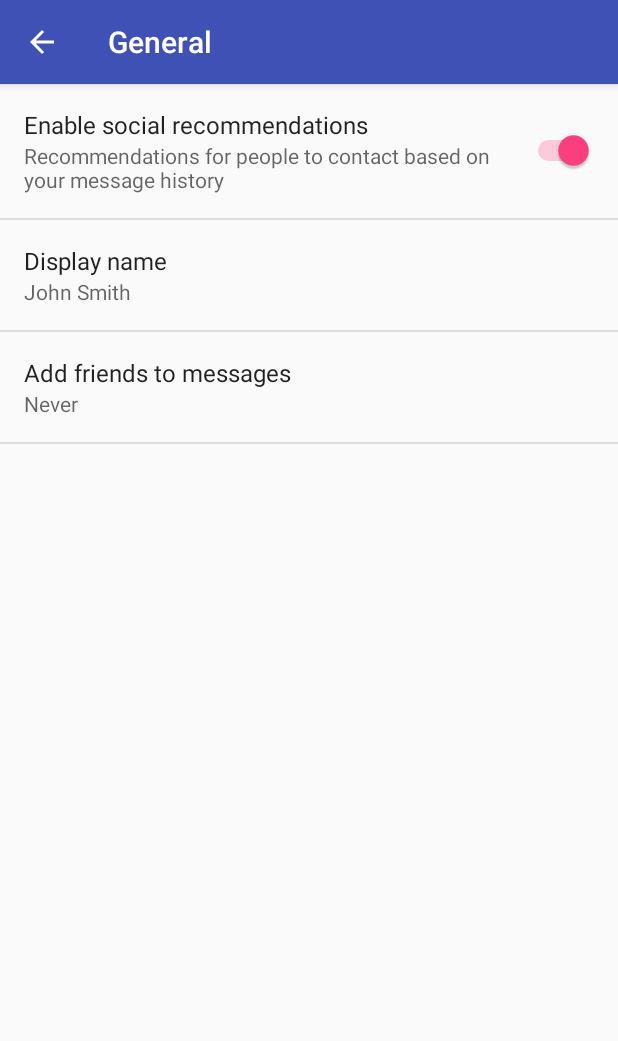
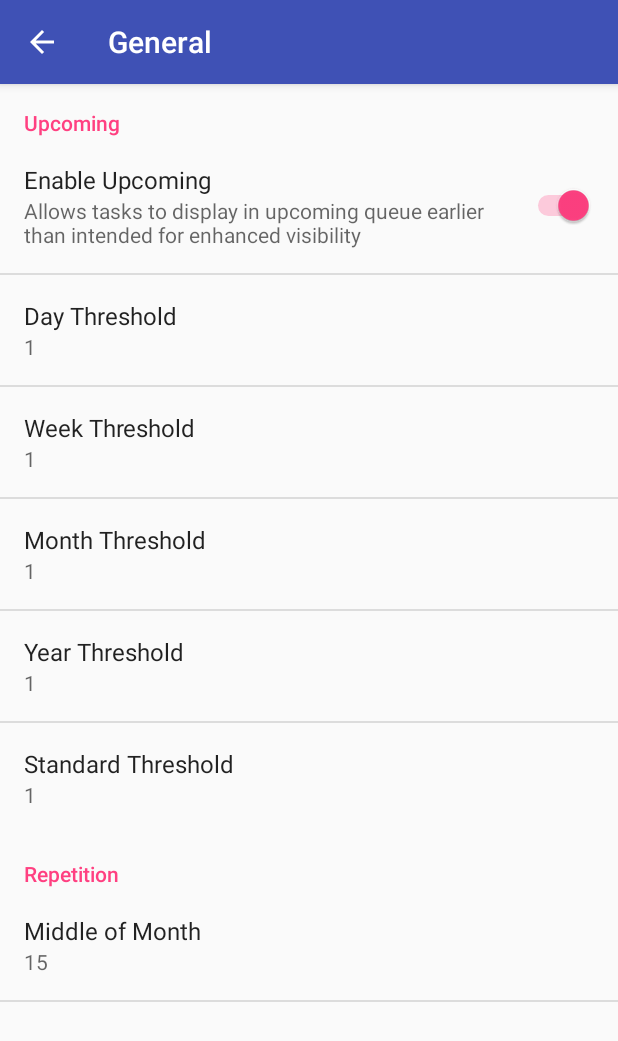
Before and after one commit to misterbee180/Test-Task, an Android app: the SettingsActivity screen opened directly, with no data from a screen before it, after a tap on "General", on a phone screen of 412 x 824 dp. Shown: the top 1041 px of the screen. Run offline under Robolectric (Android 15) with nearby library versions, the phone set to English and light mode, and no system bars.

Commit message:
Added system values for upcoming dates and middle of month date

```diff
--- a/TestTask/app/build.gradle
+++ b/TestTask/app/build.gradle
@@ -7,8 +7,8 @@ android {
         applicationId "com.deviousindustries.testtask"
         minSdkVersion 24
         targetSdkVersion 26
-        versionCode 1
-        versionName "1.0"
+        versionCode 2
+        versionName 'Closed'
         testInstrumentationRunner "android.support.test.runner.AndroidJUnitRunner"
         vectorDrawables.useSupportLibrary = true
     }
--- a/TestTask/app/src/main/java/com/deviousindustries/testtask/SettingsActivity.java
+++ b/TestTask/app/src/main/java/com/deviousindustries/testtask/SettingsActivity.java
@@ -178,8 +178,13 @@ public class SettingsActivity extends AppCompatPreferenceActivity {
             // to their values. When their values change, their summaries are
             // updated to reflect the new value, per the Android Design
             // guidelines.
-            bindPreferenceSummaryToValue(findPreference("example_text"));
-            bindPreferenceSummaryToValue(findPreference("example_list"));
+            bindPreferenceSummaryToValue(findPreference("upcoming_day"));
+            bindPreferenceSummaryToValue(findPreference("upcoming_week"));
+            bindPreferenceSummaryToValue(findPreference("upcoming_month"));
+            bindPreferenceSummaryToValue(findPreference("upcoming_year"));
+            bindPreferenceSummaryToValue(findPreference("upcoming_std"));
+            bindPreferenceSummaryToValue(findPreference("middle_month"));
+            //bindPreferenceSummaryToValue(findPreference("example_list"));
         }
 
         @Override
--- a/TestTask/app/src/main/java/com/deviousindustries/testtask/Time.java
+++ b/TestTask/app/src/main/java/com/deviousindustries/testtask/Time.java
@@ -216,21 +216,21 @@ public class Time {
                     //establish what repetition tasks associated w/ and whether current date fits
                     switch(mintTimeframe){
                         case 0: //Day
-                            evaluateDayGeneration(1, getLatestPriorityAndThru(), tGen);
+                            evaluateDayGeneration(Integer.parseInt(Viewer_Tasklist.mPrefs.getString("upcoming_day","1")), getLatestPriorityAndThru(), tGen);
                             break;
                         case 1: //Week
-                            evaluateWeekGeneration(1, getLatestPriorityAndThru(), tGen);
+                            evaluateWeekGeneration(Integer.parseInt(Viewer_Tasklist.mPrefs.getString("upcoming_week","1")), getLatestPriorityAndThru(), tGen);
                             break;
                         case 2: //Month
-                            evaluateMonthGeneration(1, getLatestPriorityAndThru(), tGen);
+                            evaluateMonthGeneration(Integer.parseInt(Viewer_Tasklist.mPrefs.getString("upcoming_month","1")), getLatestPriorityAndThru(), tGen);
                             break;
                         case 3: //Year
-                            evaluateYearGeneration(1, getLatestPriorityAndThru(), tGen);
+                            evaluateYearGeneration(Integer.parseInt(Viewer_Tasklist.mPrefs.getString("upcoming_year","1")), getLatestPriorityAndThru(), tGen);
                             break;
                     }
                 } else {
                     if(!timeInstanceExist()){ //If not previously evaluated, evaluate for the first and only time
-                        evaluateDate(1,tGen);
+                        evaluateDate(Integer.parseInt(Viewer_Tasklist.mPrefs.getString("upcoming_std","1")),tGen);
                     } else{
                         completeTime();
                         blnSaveGen = false; //Don't want to save a new time generation if all we did was complete the time.
@@ -558,8 +558,7 @@ public class Time {
                                         (calMonth.get(Calendar.DAY_OF_MONTH) == calEOM.get(Calendar.DAY_OF_MONTH) &&
                                                 tblMonth.getLong(tblMonth.getColumnIndex("fblnLast")) == 1) ||
                                         //Middle
-                                        // todo: make fblnMiddle system value
-                                        (calMonth.get(Calendar.DAY_OF_MONTH) == 15 &&
+                                        (calMonth.get(Calendar.DAY_OF_MONTH) == Integer.parseInt(Viewer_Tasklist.mPrefs.getString("middle_month","15")) &&
                                                 tblMonth.getLong(tblMonth.getColumnIndex("fblnMiddle")) == 1)) {
                             if (tblMonth.getLong(tblMonth.getColumnIndex("fblnAfterWkn")) == 1) {
                                 switch (calMonth.get(Calendar.DAY_OF_WEEK)) {
@@ -768,7 +767,7 @@ public class Time {
                                             boolean pblnAll){
         //All is not really the right variable name. It's really a question of valid generation for oneoffs vs valid generation for every day tasks.
         //NOTE: I was forced to "inline" all of the arguments because when doing match in android queries sometimes bugs are produced.
-        String strSelection = "flngTimeID = " + Long.toString(mlngTimeID);
+        String strSelection = "flngTimeID = " + mlngTimeID;
         String orderBy = null;
         if(pblnAll) {
             strSelection += " and fdtmUpcoming <= " + Viewer_Tasklist.getEndCurrentDay().getTimeInMillis();
@@ -904,7 +903,7 @@ public class Time {
         generateInstances(true, -1);
     }
 
-    public Cursor getTasks(){
+    Cursor getTasks(){
         return DatabaseAccess.mDatabase.query("tblTask",
                 new String[] {"flngTaskID"},
                 "fdtmDeleted = -1 and flngTimeID = ?",
--- a/TestTask/app/src/main/java/com/deviousindustries/testtask/Viewer_Tasklist.java
+++ b/TestTask/app/src/main/java/com/deviousindustries/testtask/Viewer_Tasklist.java
@@ -24,14 +24,17 @@ import android.widget.ListView;
 import java.util.ArrayList;
 import java.util.Calendar;
 
+
 public class Viewer_Tasklist extends AppCompatActivity {
     ListView mDisplayListView;
     CustomAdapter mAdapter;
     static Context mContext;
+    static SharedPreferences mPrefs;
 
     @Override
     protected void onCreate(Bundle savedInstanceState) {
         mContext = this;
+        mPrefs = PreferenceManager.getDefaultSharedPreferences(mContext);
         super.onCreate(savedInstanceState);
         //Thread.setDefaultUncaughtExceptionHandler(new ExceptionHandler(this));
         setContentView(R.layout.activity_task_display);
@@ -245,18 +248,17 @@ public class Viewer_Tasklist extends AppCompatActivity {
 
     static public Calendar getCurrentCalendar(){
         Calendar currentCalendar = Calendar.getInstance();
-        SharedPreferences prefs = PreferenceManager.getDefaultSharedPreferences(mContext);
-        if (prefs.getBoolean("enable_debug", false)) {
-            //calNow.set(prefs.getString())
-            String strDatePref = prefs.getString("DatePref", "");
-            String strTimePref = prefs.getString("TimePref", "");
+        if (mPrefs.getBoolean("enable_debug", false)) {
+            //calNow.set(mPrefs.getString())
+            String strDatePref = mPrefs.getString("DatePref", "");
+            String strTimePref = mPrefs.getString("TimePref", "");
             if (!strDatePref.equals("")) {
                 String[] datePieces = strDatePref.split("-");
                 currentCalendar.set(Calendar.YEAR, Integer.parseInt(datePieces[0]));
                 currentCalendar.set(Calendar.MONTH, Integer.parseInt(datePieces[1]) - 1);
                 currentCalendar.set(Calendar.DAY_OF_MONTH, Integer.parseInt(datePieces[2]));
 
-                if (prefs.getBoolean("enable_time", false) && !strTimePref.equals("")) {
+                if (mPrefs.getBoolean("enable_time", false) && !strTimePref.equals("")) {
                     String[] timePieces = strTimePref.split(":");
                     currentCalendar.set(Calendar.HOUR_OF_DAY, Integer.parseInt(timePieces[0]));
                     currentCalendar.set(Calendar.MINUTE, Integer.parseInt(timePieces[1]));
@@ -458,6 +460,7 @@ public class Viewer_Tasklist extends AppCompatActivity {
             mAdapter.addItem(standardList.get(i).mTitle, standardList.get(i).mId);
             i++;
         }
+        if (mPrefs.getBoolean("upcoming_switch", true)){
             mAdapter.addSeparatorItem("Upcoming");
             i = 0;
             lngSessionId = (long)-1;
@@ -468,6 +471,7 @@ public class Viewer_Tasklist extends AppCompatActivity {
                 }
                 mAdapter.addItem(upcomingList.get(i).mTitle, upcomingList.get(i).mId);
                 i++;
+            }
         }
         mDisplayListView.setAdapter(mAdapter);
         mDisplayListView.setOnItemClickListener(itemClickListener);
--- a/TestTask/app/src/main/res/values/strings.xml
+++ b/TestTask/app/src/main/res/values/strings.xml
@@ -133,13 +133,15 @@
     <!-- Example General settings -->
     <string name="pref_header_general">General</string>
 
-    <string name="pref_title_social_recommendations">Enable social recommendations</string>
-    <string name="pref_description_social_recommendations">Recommendations for people to contact
-        based on your message history
-    </string>
+    <string name="pref_EnableUpcoming">Enable Upcoming</string>
+    <string name="pref_EnableUpcomingDesc">Allows tasks to display in upcoming queue earlier than intended for enhanced visibility</string>
+    <string name="pref_UpcomingDay">Day Threshold</string>
+    <string name="pref_UpcomingWeek">Week Threshold</string>
+    <string name="pref_UpcomingMonth">Month Threshold</string>
+    <string name="pref_UpcomingYear">Year Threshold</string>
+    <string name="pref_UpcomingStd">Standard Threshold</string>
 
-    <string name="pref_title_display_name">Display name</string>
-    <string name="pref_default_display_name">John Smith</string>
+    <string name="pref_middle_month">Middle of Month</string>
 
     <string name="pref_title_add_friends_to_messages">Add friends to messages</string>
     <string-array name="pref_example_list_titles">
--- a/TestTask/app/src/main/res/xml/pref_general.xml
+++ b/TestTask/app/src/main/res/xml/pref_general.xml
@@ -1,33 +1,84 @@
 <PreferenceScreen xmlns:android="http://schemas.android.com/apk/res/android">
 
-    <SwitchPreference
+    <!--<SwitchPreference-->
+        <!--android:defaultValue="true"-->
+        <!--android:key="example_switch"-->
+        <!--android:summary="@string/pref_description_social_recommendations"-->
+        <!--android:title="@string/pref_title_social_recommendations" />-->
+
+    <!--TODO: Add switch for turning off upcoming tasks-->
+    <PreferenceCategory
+        android:title="Upcoming">
+        <SwitchPreference
         android:defaultValue="true"
-        android:key="example_switch"
-        android:summary="@string/pref_description_social_recommendations"
-        android:title="@string/pref_title_social_recommendations" />
+        android:key="upcoming_switch"
+        android:summary="@string/pref_EnableUpcomingDesc"
+        android:title="Enable Upcoming" />
+
+        <EditTextPreference
+            android:key="upcoming_day"
+            android:defaultValue="1"
+            android:title="@string/pref_UpcomingDay"
+            android:singleLine="true"
+            android:numeric="integer"
+            android:dependency="upcoming_switch"/>
+
+        <EditTextPreference
+            android:key="upcoming_week"
+            android:defaultValue="1"
+            android:title="@string/pref_UpcomingWeek"
+            android:singleLine="true"
+            android:numeric="integer"
+            android:dependency="upcoming_switch"/>
+
+        <EditTextPreference
+            android:key="upcoming_month"
+            android:defaultValue="1"
+            android:title="@string/pref_UpcomingMonth"
+            android:singleLine="true"
+            android:numeric="integer"
+            android:dependency="upcoming_switch"/>
+
+        <EditTextPreference
+            android:key="upcoming_year"
+            android:defaultValue="1"
+            android:title="@string/pref_UpcomingYear"
+            android:singleLine="true"
+            android:numeric="integer"
+            android:dependency="upcoming_switch"/>
+
+        <EditTextPreference
+            android:key="upcoming_std"
+            android:defaultValue="1"
+            android:title="@string/pref_UpcomingStd"
+            android:singleLine="true"
+            android:numeric="integer"
+            android:dependency="upcoming_switch"/>
+    </PreferenceCategory>
+<!--TODO:Re-calculate upcoming dates when upcoming thresholds are saved / changed-->
 
     <!-- NOTE: EditTextPreference accepts EditText attributes. -->
     <!-- NOTE: EditTextPreference's summary should be set to its value by the activity code. -->
-    <EditTextPreference
-        android:capitalize="words"
-        android:defaultValue="@string/pref_default_display_name"
-        android:inputType="textCapWords"
-        android:key="example_text"
-        android:maxLines="1"
-        android:selectAllOnFocus="true"
-        android:singleLine="true"
-        android:title="@string/pref_title_display_name" />
+    <PreferenceCategory
+        android:title="Repetition">
+        <EditTextPreference
+            android:defaultValue="15"
+            android:key="middle_month"
+            android:singleLine="true"
+            android:numeric="integer"
+            android:title="@string/pref_middle_month" />
+    </PreferenceCategory>
 
     <!-- NOTE: Hide buttons to simplify the UI. Users can touch outside the dialog to
          dismiss it. -->
     <!-- NOTE: ListPreference's summary should be set to its value by the activity code. -->
-    <ListPreference
-        android:defaultValue="-1"
-        android:entries="@array/pref_example_list_titles"
-        android:entryValues="@array/pref_example_list_values"
-        android:key="example_list"
-        android:negativeButtonText="@null"
-        android:positiveButtonText="@null"
-        android:title="@string/pref_title_add_friends_to_messages" />
+    <!--<ListPreference-->
+        <!--android:defaultValue="-1"-->
+        <!--android:entries="@array/pref_example_list_titles"-->
+        <!--android:entryValues="@array/pref_example_list_values"-->
+        <!--android:key="example_list"-->
+        <!--android:negativeButtonText="@null"-->
+        <!--android:positiveButtonText="@null"-->
+        <!--android:title="@string/pref_title_add_friends_to_messages" />-->
 
 </PreferenceScreen>
```
Also changed, not shown: 2 other files. Lines whose indentation alone changed are shown as unchanged.
